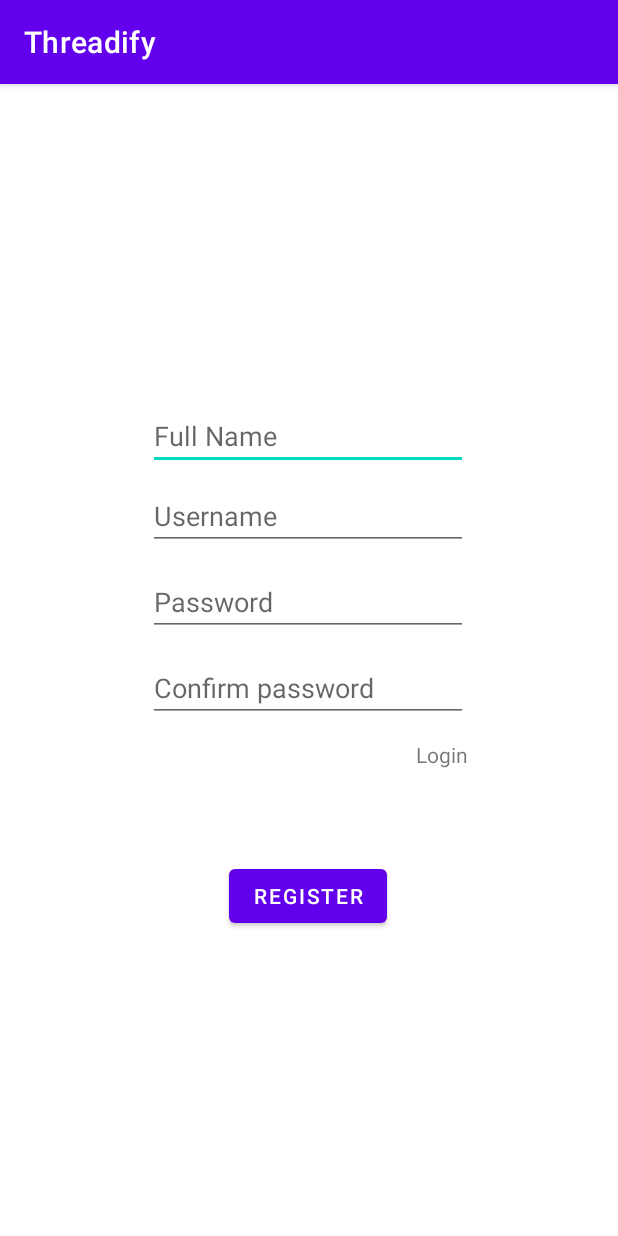
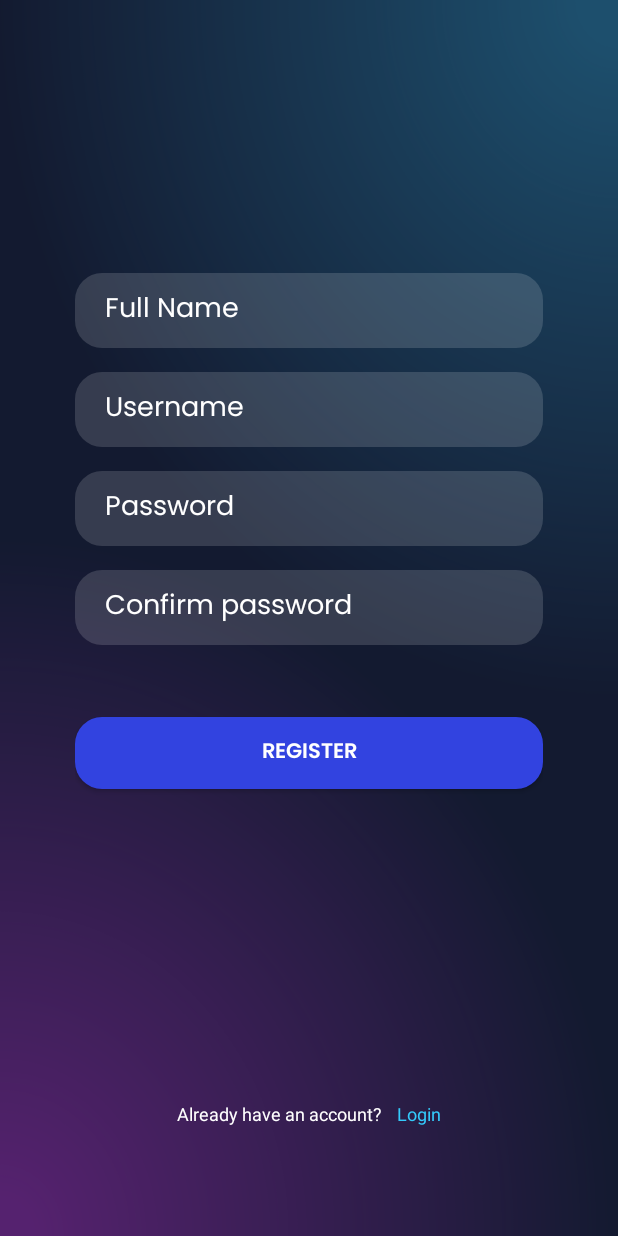
Before and after one commit to Madrigal-Carl/Threadify, an Android app: the RegisterActivity screen opened directly, with no data from a screen before it, on a phone screen of 412 x 824 dp. Run offline under Robolectric (Android 15) with nearby library versions, the phone set to English and light mode, and no system bars.

Commit message:
designing login and register activity

```diff
--- /dev/null
+++ b/app/src/main/res/drawable/btnstyle.xml
@@ -0,0 +1,6 @@
+<?xml version="1.0" encoding="utf-8"?>
+<shape xmlns:android="http://schemas.android.com/apk/res/android"
+    android:shape="rectangle">
+    <solid android:color="@color/buttonColor"></solid>
+    <corners android:radius="18dp"></corners>
+</shape>
--- /dev/null
+++ b/app/src/main/res/drawable/input_style.xml
@@ -0,0 +1,6 @@
+<?xml version="1.0" encoding="utf-8"?>
+<shape xmlns:android="http://schemas.android.com/apk/res/android"
+    android:shape="rectangle">
+    <solid android:color="#26FFFFFF"></solid>
+    <corners android:radius="18dp"></corners>
+</shape>
--- /dev/null
+++ b/app/src/main/res/font/poppins.xml
@@ -0,0 +1,7 @@
+<?xml version="1.0" encoding="utf-8"?>
+<font-family xmlns:app="http://schemas.android.com/apk/res-auto"
+        app:fontProviderAuthority="com.google.android.gms.fonts"
+        app:fontProviderPackage="com.google.android.gms"
+        app:fontProviderQuery="Poppins"
+        app:fontProviderCerts="@array/com_google_android_gms_fonts_certs">
+</font-family>
--- a/app/src/main/res/layout/activity_register.xml
+++ b/app/src/main/res/layout/activity_register.xml
@@ -4,42 +4,56 @@
     xmlns:tools="http://schemas.android.com/tools"
     android:layout_width="match_parent"
     android:layout_height="match_parent"
+    android:background="@drawable/threadifybackground"
+    android:padding="50dp"
     tools:context=".RegisterActivity">
 
     <EditText
         android:id="@+id/fullnameRegisterFld"
-        android:layout_width="wrap_content"
-        android:layout_height="wrap_content"
-        android:layout_marginTop="212dp"
+        android:layout_width="match_parent"
+        android:layout_height="50dp"
+        android:layout_marginTop="132dp"
+        android:background="@drawable/input_style"
         android:ems="10"
+        android:fontFamily="@font/poppins"
         android:hint="Full Name"
         android:inputType="textPersonName"
+        android:paddingHorizontal="20dp"
+        android:textColorHint="@color/white"
         app:layout_constraintEnd_toEndOf="parent"
-        app:layout_constraintHorizontal_bias="0.497"
+        app:layout_constraintHorizontal_bias="0.505"
         app:layout_constraintStart_toStartOf="parent"
         app:layout_constraintTop_toTopOf="parent" />
 
     <EditText
         android:id="@+id/usernameRegisterFld"
-        android:layout_width="wrap_content"
-        android:layout_height="wrap_content"
-        android:layout_marginTop="8dp"
+        android:layout_width="match_parent"
+        android:layout_height="50dp"
+        android:layout_marginTop="16dp"
+        android:background="@drawable/input_style"
         android:ems="10"
+        android:fontFamily="@font/poppins"
         android:hint="Username"
         android:inputType="textPersonName"
+        android:paddingHorizontal="20dp"
+        android:textColorHint="@color/white"
         app:layout_constraintEnd_toEndOf="parent"
-        app:layout_constraintHorizontal_bias="0.497"
+        app:layout_constraintHorizontal_bias="0.505"
         app:layout_constraintStart_toStartOf="parent"
         app:layout_constraintTop_toBottomOf="@+id/fullnameRegisterFld" />
 
     <EditText
         android:id="@+id/passwordRegisterFld"
-        android:layout_width="wrap_content"
-        android:layout_height="wrap_content"
-        android:layout_marginTop="12dp"
+        android:layout_width="match_parent"
+        android:layout_height="50dp"
+        android:layout_marginTop="16dp"
+        android:background="@drawable/input_style"
         android:ems="10"
+        android:fontFamily="@font/poppins"
         android:hint="Password"
         android:inputType="textPassword"
+        android:paddingHorizontal="20dp"
+        android:textColorHint="@color/white"
         app:layout_constraintEnd_toEndOf="parent"
         app:layout_constraintHorizontal_bias="0.497"
         app:layout_constraintStart_toStartOf="parent"
@@ -47,36 +61,60 @@
 
     <EditText
         android:id="@+id/confirmpasswordRegisterFld"
-        android:layout_width="wrap_content"
-        android:layout_height="wrap_content"
-        android:layout_marginTop="12dp"
+        android:layout_width="match_parent"
+        android:layout_height="50dp"
+        android:layout_marginTop="16dp"
+        android:background="@drawable/input_style"
         android:ems="10"
+        android:fontFamily="@font/poppins"
         android:hint="Confirm password"
         android:inputType="textPassword"
+        android:paddingHorizontal="20dp"
+        android:textColorHint="@color/white"
         app:layout_constraintEnd_toEndOf="parent"
         app:layout_constraintHorizontal_bias="0.497"
         app:layout_constraintStart_toStartOf="parent"
         app:layout_constraintTop_toBottomOf="@+id/passwordRegisterFld" />
 
+    <Button
+        android:id="@+id/registerBtn"
+        android:layout_width="match_parent"
+        android:layout_height="wrap_content"
+        android:layout_marginTop="48dp"
+        android:background="@drawable/btnstyle"
+        android:clickable="true"
+        android:fontFamily="@font/poppins_semibold"
+        android:text="Register"
+        android:textColor="@color/white"
+        app:layout_constraintEnd_toEndOf="parent"
+        app:layout_constraintHorizontal_bias="0.494"
+        app:layout_constraintStart_toStartOf="parent"
+        app:layout_constraintTop_toBottomOf="@+id/confirmpasswordRegisterFld" />
+
     <TextView
         android:id="@+id/loginBtn"
         android:layout_width="wrap_content"
         android:layout_height="wrap_content"
-        android:layout_marginTop="12dp"
-        android:layout_marginEnd="100dp"
+        android:layout_marginEnd="68dp"
         android:text="Login"
-        app:layout_constraintEnd_toEndOf="parent"
-        app:layout_constraintTop_toBottomOf="@+id/confirmpasswordRegisterFld" />
+        android:textColor="@color/link_color"
+        android:textSize="12dp"
+        app:layout_constraintBottom_toBottomOf="parent"
+        app:layout_constraintEnd_toEndOf="@+id/registerBtn"
+        app:layout_constraintTop_toBottomOf="@+id/registerBtn"
+        app:layout_constraintVertical_bias="0.898" />
 
-    <Button
-        android:id="@+id/registerBtn"
+    <TextView
+        android:id="@+id/loginBtn2"
         android:layout_width="wrap_content"
         android:layout_height="wrap_content"
-        android:layout_marginTop="92dp"
-        android:clickable="true"
-        android:text="Register"
-        app:layout_constraintEnd_toEndOf="parent"
-        app:layout_constraintHorizontal_bias="0.498"
-        app:layout_constraintStart_toStartOf="parent"
-        app:layout_constraintTop_toBottomOf="@+id/confirmpasswordRegisterFld" />
+        android:text="Already have an account? "
+        android:textColor="@color/white"
+        android:textSize="12dp"
+        app:layout_constraintBottom_toBottomOf="parent"
+        app:layout_constraintEnd_toStartOf="@+id/loginBtn"
+        app:layout_constraintHorizontal_bias="0.906"
+        app:layout_constraintStart_toStartOf="@+id/registerBtn"
+        app:layout_constraintTop_toBottomOf="@+id/registerBtn"
+        app:layout_constraintVertical_bias="0.898" />
 </androidx.constraintlayout.widget.ConstraintLayout>
--- a/app/src/main/res/values/colors.xml
+++ b/app/src/main/res/values/colors.xml
@@ -7,4 +7,9 @@
     <color name="teal_700">#FF018786</color>
     <color name="black">#FF000000</color>
     <color name="white">#FFFFFFFF</color>
+
+
+
+    <color name="buttonColor">#3243e0</color>
+    <color name="link_color">#34cafb</color>
 </resources>
--- a/app/src/main/res/values/preloaded_fonts.xml
+++ b/app/src/main/res/values/preloaded_fonts.xml
@@ -1,6 +1,7 @@
 <?xml version="1.0" encoding="utf-8"?>
 <resources>
     <array name="preloaded_fonts" translatable="false">
+        <item>@font/poppins</item>
         <item>@font/poppins_italic</item>
         <item>@font/poppins_semibold</item>
         <item>@font/poppins_thin</item>
--- a/app/src/main/res/values/themes.xml
+++ b/app/src/main/res/values/themes.xml
@@ -1,6 +1,6 @@
 <resources xmlns:tools="http://schemas.android.com/tools">
     <!-- Base application theme. -->
-    <style name="Theme.Threadify" parent="Theme.MaterialComponents.DayNight.DarkActionBar">
+    <style name="Theme.Threadify" parent="Theme.AppCompat.DayNight.DarkActionBar">
         <!-- Primary brand color. -->
         <item name="colorPrimary">@color/purple_500</item>
         <item name="colorPrimaryVariant">@color/purple_700</item>
@@ -13,4 +13,10 @@
         <item name="android:statusBarColor">?attr/colorPrimaryVariant</item>
         <!-- Customize your theme here. -->
     </style>
+
+
+    <style name="splash_screen" parent="Theme.AppCompat.Light.NoActionBar">
+        <item name="android:windowFullscreen">true</item>
+        <item name="android:windowNoTitle">true</item>
+    </style>
 </resources>
```
Also changed, not shown: app/src/main/AndroidManifest.xml (+7 -3 lines), app/src/main/res/layout/activity_login.xml (+77 -18 lines).
